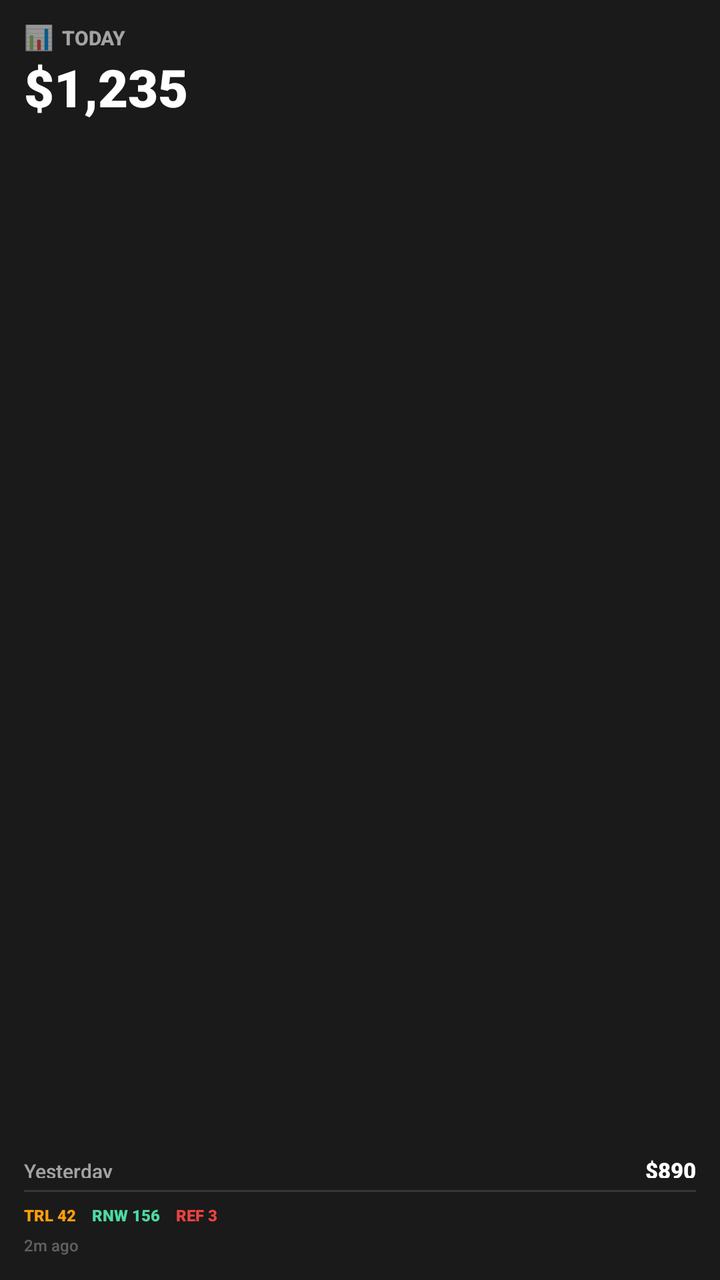
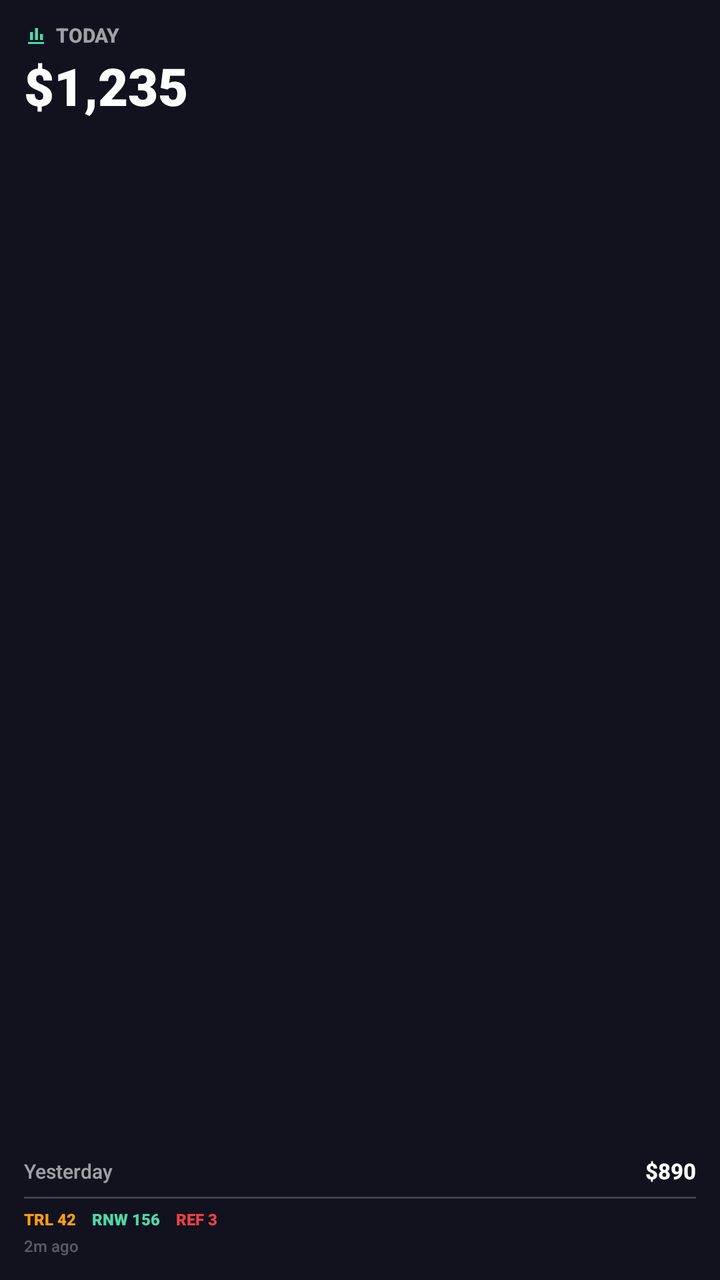

Screens rendered from an Android XML layout before and after an edit, with the pre-edit source and the edit as a unified diff.
<!-- AndroidManifest.xml: fallback theme Theme.MaterialComponents.DayNight.NoActionBar -->
<!-- res/layout/transactions_widget_small.xml -->
<?xml version="1.0" encoding="utf-8"?>
<LinearLayout xmlns:android="http://schemas.android.com/apk/res/android"
    android:layout_width="match_parent"
    android:layout_height="match_parent"
    android:orientation="vertical"
    android:padding="12dp"
    android:background="@color/widgetBackground">

    
    <LinearLayout
        android:layout_width="wrap_content"
        android:layout_height="wrap_content"
        android:orientation="horizontal"
        android:gravity="center_vertical">
        <TextView
            android:layout_width="wrap_content"
            android:layout_height="wrap_content"
            android:text="📊"
            android:textSize="12sp"
            android:includeFontPadding="false" />
        <TextView
            android:layout_width="wrap_content"
            android:layout_height="wrap_content"
            android:text="TODAY"
            android:textSize="10sp"
            android:textStyle="bold"
            android:textColor="@color/widgetTextSecondary"
            android:layout_marginStart="4dp"
            android:fontFamily="sans-serif-medium" />
    </LinearLayout>

    
    <TextView
        android:id="@+id/tvRevenue"
        android:layout_width="wrap_content"
        android:layout_height="wrap_content"
        android:text="$1,235"
        android:textSize="26sp"
        android:textStyle="bold"
        android:textColor="@color/widgetTextPrimary"
        android:fontFamily="sans-serif-black"
        android:maxLines="1"
        android:ellipsize="end" />

    <TextView
        android:layout_width="match_parent"
        android:layout_height="0dp"
        android:layout_weight="1" />

    
    <LinearLayout
        android:layout_width="match_parent"
        android:layout_height="wrap_content"
        android:orientation="horizontal">
        <TextView
            android:layout_width="wrap_content"
            android:layout_height="wrap_content"
            android:text="Yesterday"
            android:textSize="10sp"
            android:textColor="@color/widgetTextSecondary"
            android:fontFamily="sans-serif-medium" />
        <TextView
            android:layout_width="0dp"
            android:layout_height="0dp"
            android:layout_weight="1" />
        <TextView
            android:id="@+id/tvYesterday"
            android:layout_width="wrap_content"
            android:layout_height="wrap_content"
            android:text="$890"
            android:textSize="11sp"
            android:textStyle="bold"
            android:textColor="@color/widgetTextPrimary"
            android:fontFamily="sans-serif-black" />
    </LinearLayout>

    <TextView
        android:layout_width="match_parent"
        android:layout_height="1dp"
        android:background="@color/widgetDivider"
        android:layout_marginTop="6dp"
        android:layout_marginBottom="6dp" />

    
    <LinearLayout
        android:layout_width="match_parent"
        android:layout_height="wrap_content"
        android:orientation="horizontal">
        <TextView
            android:id="@+id/tvPillTrials"
            android:layout_width="wrap_content"
            android:layout_height="wrap_content"
            android:text="TRL 42"
            android:textSize="8sp"
            android:textStyle="bold"
            android:textColor="@color/trialOrange"
            android:fontFamily="sans-serif-black" />
        <TextView
            android:id="@+id/tvPillRenewals"
            android:layout_width="wrap_content"
            android:layout_height="wrap_content"
            android:text="RNW 156"
            android:textSize="8sp"
            android:textStyle="bold"
            android:textColor="@color/widgetAccent"
            android:fontFamily="sans-serif-black"
            android:layout_marginStart="8dp" />
        <TextView
            android:id="@+id/tvPillRefunds"
            android:layout_width="wrap_content"
            android:layout_height="wrap_content"
            android:text="REF 3"
            android:textSize="8sp"
            android:textStyle="bold"
            android:textColor="@color/refundRed"
            android:fontFamily="sans-serif-black"
            android:layout_marginStart="8dp" />
    </LinearLayout>

    <TextView
        android:id="@+id/tvLastUpdated"
        android:layout_width="wrap_content"
        android:layout_height="wrap_content"
        android:text="2m ago"
        android:textSize="8sp"
        android:textColor="@color/widgetTextQuaternary"
        android:fontFamily="sans-serif-medium"
        android:layout_marginTop="4dp" />

</LinearLayout>
<!-- resources referenced by this layout -->
<resources>
  <color name="refundRed">#ED4242</color>
  <color name="trialOrange">#FF9E0A</color>
  <color name="widgetAccent">#4DD9A4</color>
  <color name="widgetBackground">#1A1A1A</color>
  <color name="widgetDivider">#1FFFFFFF</color>
  <color name="widgetTextPrimary">#FFFFFF</color>
  <color name="widgetTextQuaternary">#4DFFFFFF</color>
  <color name="widgetTextSecondary">#99FFFFFF</color>
</resources>

<!-- the commit's change to res/layout/transactions_widget_small.xml (unified diff, before → after) -->
@@ -1,35 +1,32 @@
 <?xml version="1.0" encoding="utf-8"?>
 <LinearLayout xmlns:android="http://schemas.android.com/apk/res/android"
+    android:id="@+id/widgetRoot"
     android:layout_width="match_parent"
     android:layout_height="match_parent"
     android:orientation="vertical"
     android:padding="12dp"
     android:background="@color/widgetBackground">
 
-    
     <LinearLayout
-        android:layout_width="wrap_content"
+        android:layout_width="match_parent"
         android:layout_height="wrap_content"
         android:orientation="horizontal"
         android:gravity="center_vertical">
-        <TextView
-            android:layout_width="wrap_content"
-            android:layout_height="wrap_content"
-            android:text="📊"
-            android:textSize="12sp"
-            android:includeFontPadding="false" />
+        <ImageView
+            android:layout_width="12dp"
+            android:layout_height="12dp"
+            android:src="@drawable/ic_widget_chart_bar"
+            android:contentDescription="@null" />
         <TextView
             android:layout_width="wrap_content"
             android:layout_height="wrap_content"
             android:text="TODAY"
             android:textSize="10sp"
             android:textStyle="bold"
-            android:textColor="@color/widgetTextSecondary"
             android:layout_marginStart="4dp"
-            android:fontFamily="sans-serif-medium" />
+            android:textColor="@color/widgetTextSecondary" android:fontFamily="sans-serif-medium" android:includeFontPadding="false" />
     </LinearLayout>
 
-    
     <TextView
         android:id="@+id/tvRevenue"
         android:layout_width="wrap_content"
@@ -37,41 +34,21 @@
         android:text="$1,235"
         android:textSize="26sp"
         android:textStyle="bold"
-        android:textColor="@color/widgetTextPrimary"
-        android:fontFamily="sans-serif-black"
         android:maxLines="1"
-        android:ellipsize="end" />
+        android:ellipsize="end"
+        android:layout_marginTop="5dp"
+        android:textColor="@color/widgetTextPrimary" android:fontFamily="sans-serif-black" android:includeFontPadding="false" />
 
-    <TextView
-        android:layout_width="match_parent"
-        android:layout_height="0dp"
-        android:layout_weight="1" />
+    <TextView android:layout_width="match_parent" android:layout_height="0dp" android:layout_weight="1" />
 
-    
     <LinearLayout
         android:layout_width="match_parent"
         android:layout_height="wrap_content"
-        android:orientation="horizontal">
-        <TextView
-            android:layout_width="wrap_content"
-            android:layout_height="wrap_content"
-            android:text="Yesterday"
-            android:textSize="10sp"
-            android:textColor="@color/widgetTextSecondary"
-            android:fontFamily="sans-serif-medium" />
-        <TextView
-            android:layout_width="0dp"
-            android:layout_height="0dp"
-            android:layout_weight="1" />
-        <TextView
-            android:id="@+id/tvYesterday"
-            android:layout_width="wrap_content"
-            android:layout_height="wrap_content"
-            android:text="$890"
-            android:textSize="11sp"
-            android:textStyle="bold"
-            android:textColor="@color/widgetTextPrimary"
-            android:fontFamily="sans-serif-black" />
+        android:orientation="horizontal"
+        android:gravity="center_vertical">
+        <TextView android:layout_width="wrap_content" android:layout_height="wrap_content" android:text="Yesterday" android:textSize="10sp" android:textColor="@color/widgetTextSecondary" android:fontFamily="sans-serif-medium" android:includeFontPadding="false" />
+        <TextView android:layout_width="0dp" android:layout_height="0dp" android:layout_weight="1" />
+        <TextView android:id="@+id/tvYesterday" android:layout_width="wrap_content" android:layout_height="wrap_content" android:text="$890" android:textSize="11sp" android:textStyle="bold" android:textColor="@color/widgetTextPrimary" android:fontFamily="sans-serif-medium" android:includeFontPadding="false" />
     </LinearLayout>
 
     <TextView
@@ -81,50 +58,15 @@
         android:layout_marginTop="6dp"
         android:layout_marginBottom="6dp" />
 
-    
     <LinearLayout
         android:layout_width="match_parent"
         android:layout_height="wrap_content"
-        android:orientation="horizontal">
-        <TextView
-            android:id="@+id/tvPillTrials"
-            android:layout_width="wrap_content"
-            android:layout_height="wrap_content"
-            android:text="TRL 42"
-            android:textSize="8sp"
-            android:textStyle="bold"
-            android:textColor="@color/trialOrange"
-            android:fontFamily="sans-serif-black" />
-        <TextView
-            android:id="@+id/tvPillRenewals"
-            android:layout_width="wrap_content"
-            android:layout_height="wrap_content"
-            android:text="RNW 156"
-            android:textSize="8sp"
-            android:textStyle="bold"
-            android:textColor="@color/widgetAccent"
-            android:fontFamily="sans-serif-black"
-            android:layout_marginStart="8dp" />
-        <TextView
-            android:id="@+id/tvPillRefunds"
-            android:layout_width="wrap_content"
-            android:layout_height="wrap_content"
-            android:text="REF 3"
-            android:textSize="8sp"
-            android:textStyle="bold"
-            android:textColor="@color/refundRed"
-            android:fontFamily="sans-serif-black"
-            android:layout_marginStart="8dp" />
+        android:orientation="horizontal"
+        android:gravity="center_vertical">
+        <TextView android:id="@+id/tvPillTrials" android:layout_width="wrap_content" android:layout_height="wrap_content" android:text="TRL 42" android:textSize="8sp" android:textStyle="bold" android:textColor="@color/trialOrange" android:fontFamily="sans-serif-black" android:includeFontPadding="false" />
+        <TextView android:id="@+id/tvPillRenewals" android:layout_width="wrap_content" android:layout_height="wrap_content" android:text="RNW 156" android:textSize="8sp" android:textStyle="bold" android:textColor="@color/widgetAccent" android:fontFamily="sans-serif-black" android:includeFontPadding="false" android:layout_marginStart="8dp" />
+        <TextView android:id="@+id/tvPillRefunds" android:layout_width="wrap_content" android:layout_height="wrap_content" android:text="REF 3" android:textSize="8sp" android:textStyle="bold" android:textColor="@color/refundRed" android:fontFamily="sans-serif-black" android:includeFontPadding="false" android:layout_marginStart="8dp" />
     </LinearLayout>
 
-    <TextView
-        android:id="@+id/tvLastUpdated"
-        android:layout_width="wrap_content"
-        android:layout_height="wrap_content"
-        android:text="2m ago"
-        android:textSize="8sp"
-        android:textColor="@color/widgetTextQuaternary"
-        android:fontFamily="sans-serif-medium"
-        android:layout_marginTop="4dp" />
-
+    <TextView android:id="@+id/tvLastUpdated" android:layout_width="wrap_content" android:layout_height="wrap_content" android:text="2m ago" android:textSize="8sp" android:layout_marginTop="4dp" android:textColor="@color/widgetTextQuaternary" android:fontFamily="sans-serif-medium" android:includeFontPadding="false" />
 </LinearLayout>
<!-- resource entries referenced after the edit -->
@@ -2,11 +2,15 @@
 <resources>
   <color name="refundRed">#ED4242</color>
   <color name="trialOrange">#FF9E0A</color>
-  <color name="widgetAccent">#4DD9A4</color>
-  <color name="widgetBackground">#1A1A1A</color>
-  <color name="widgetDivider">#1FFFFFFF</color>
-  <color name="widgetTextPrimary">#FFFFFF</color>
+  <color name="widgetAccent">#4DD9A6</color>
+  <color name="widgetBackground">#12121F</color>
+  <color name="widgetDivider">#33FFFFFF</color>
+  <color name="widgetTextPrimary">#FFFFFFFF</color>
   <color name="widgetTextQuaternary">#4DFFFFFF</color>
   <color name="widgetTextSecondary">#99FFFFFF</color>
+  <!-- drawable ic_widget_chart_bar (drawable) -->
+  <vector xmlns:android="http://schemas.android.com/apk/res/android" android:width="24dp" android:height="24dp" android:viewportWidth="24" android:viewportHeight="24">
+      <path android:fillColor="@color/widgetAccent" android:pathData="M4,20h16v-2H4v2zM6,16h3V8H6v8zM11,16h3V4h-3v12zM16,16h3v-6h-3v6z"/>
+  </vector>
 </resources>
 
